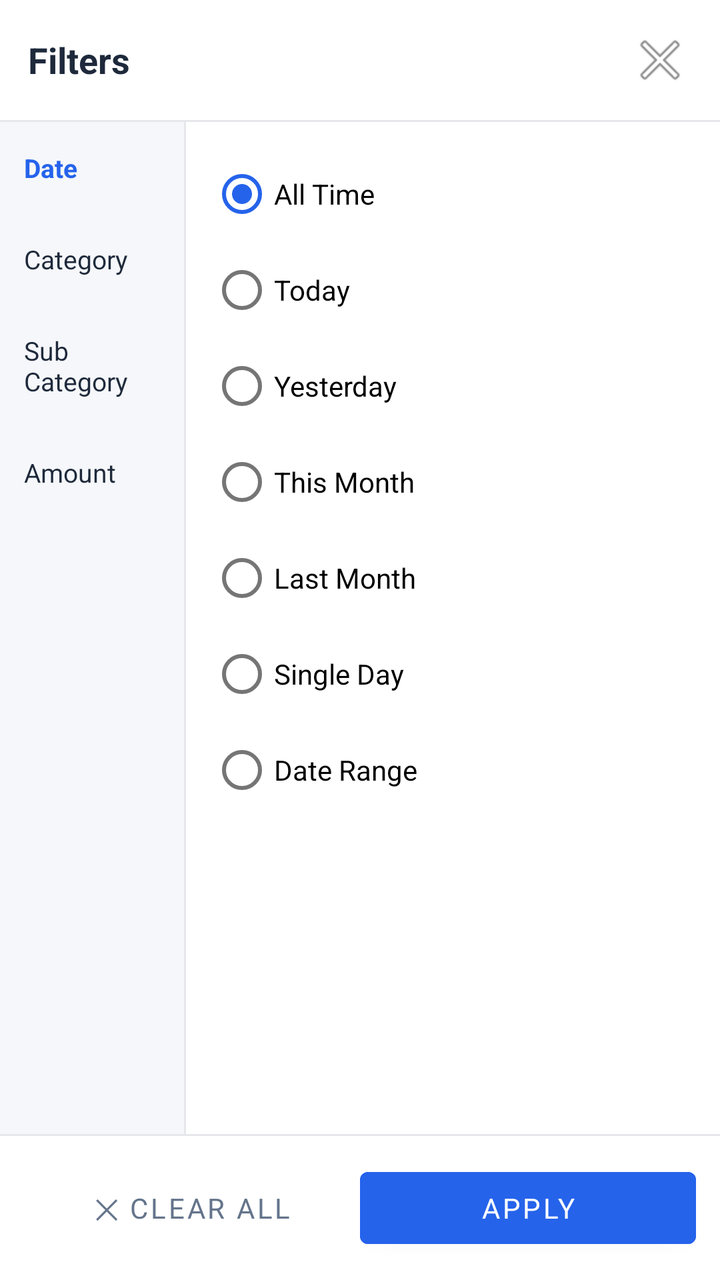
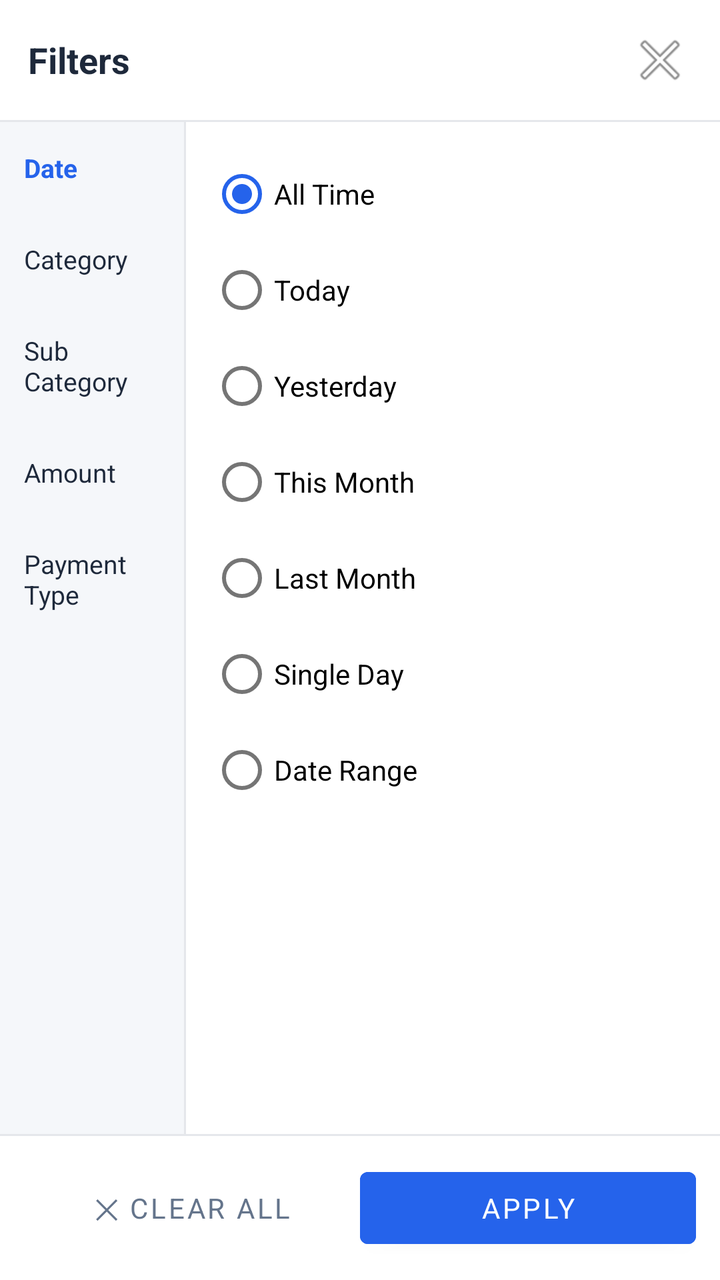

An Android layout rendered at two revisions. The XML below is the earlier revision; the diff shows what the commit changed to produce the second picture.
<!-- AndroidManifest.xml: application theme Theme.ExpenseOS -->
<!-- res/layout/dialog_transaction_filter.xml -->
<?xml version="1.0" encoding="utf-8"?>
<LinearLayout xmlns:android="http://schemas.android.com/apk/res/android"
    android:layout_width="match_parent"
    android:layout_height="match_parent"
    android:background="@android:color/white"
    android:orientation="vertical">

    
    <LinearLayout
        android:layout_width="match_parent"
        android:layout_height="wrap_content"
        android:gravity="center_vertical"
        android:padding="14dp">

        <TextView
            android:id="@+id/dialogTitle"
            android:layout_width="0dp"
            android:layout_height="wrap_content"
            android:layout_weight="1"
            android:text="Filters"
            android:textColor="@color/text"
            android:textSize="18sp"
            android:textStyle="bold" />

        <ImageButton
            android:id="@+id/btnFilterClose"
            android:layout_width="32dp"
            android:layout_height="32dp"
            android:background="?attr/selectableItemBackgroundBorderless"
            android:contentDescription="Close"
            android:src="@android:drawable/ic_menu_close_clear_cancel" />
    </LinearLayout>

    <View
        android:layout_width="match_parent"
        android:layout_height="1dp"
        android:background="#E5E7EB" />

    
    <LinearLayout
        android:layout_width="match_parent"
        android:layout_height="0dp"
        android:layout_weight="1"
        android:orientation="horizontal">

        
        <LinearLayout
            android:id="@+id/tabListContainer"
            android:layout_width="92dp"
            android:layout_height="match_parent"
            android:background="#F5F7FA"
            android:orientation="vertical">

            <TextView
                android:id="@+id/tabDate"
                android:layout_width="match_parent"
                android:layout_height="wrap_content"
                android:paddingHorizontal="12dp"
                android:paddingVertical="14dp"
                android:text="Date"
                android:textColor="@color/primary"
                android:textSize="13sp"
                android:textStyle="bold" />

            <TextView
                android:id="@+id/tabCategory"
                android:layout_width="match_parent"
                android:layout_height="wrap_content"
                android:paddingHorizontal="12dp"
                android:paddingVertical="14dp"
                android:text="Category"
                android:textColor="@color/text"
                android:textSize="13sp" />

            <TextView
                android:id="@+id/tabSubCategory"
                android:layout_width="match_parent"
                android:layout_height="wrap_content"
                android:paddingHorizontal="12dp"
                android:paddingVertical="14dp"
                android:text="Sub Category"
                android:textColor="@color/text"
                android:textSize="13sp" />

            <TextView
                android:id="@+id/tabAmount"
                android:layout_width="match_parent"
                android:layout_height="wrap_content"
                android:paddingHorizontal="12dp"
                android:paddingVertical="14dp"
                android:text="Amount"
                android:textColor="@color/text"
                android:textSize="13sp" />
        </LinearLayout>

        <View
            android:id="@+id/dividerTabs"
            android:layout_width="1dp"
            android:layout_height="match_parent"
            android:background="#E5E7EB" />

        
        <FrameLayout
            android:layout_width="0dp"
            android:layout_height="match_parent"
            android:layout_weight="1">

            
            <ScrollView
                android:id="@+id/panelDate"
                android:layout_width="match_parent"
                android:layout_height="match_parent"
                android:visibility="visible">

                <LinearLayout
                    android:layout_width="match_parent"
                    android:layout_height="wrap_content"
                    android:orientation="vertical"
                    android:padding="12dp">

                    <RadioGroup
                        android:id="@+id/rgDatePreset"
                        android:layout_width="match_parent"
                        android:layout_height="wrap_content">

                        <RadioButton android:id="@+id/rbAllTime" android:layout_width="match_parent" android:layout_height="wrap_content" android:paddingVertical="8dp" android:text="All Time" android:checked="true" />
                        <RadioButton android:id="@+id/rbToday" android:layout_width="match_parent" android:layout_height="wrap_content" android:paddingVertical="8dp" android:text="Today" />
                        <RadioButton android:id="@+id/rbYesterday" android:layout_width="match_parent" android:layout_height="wrap_content" android:paddingVertical="8dp" android:text="Yesterday" />
                        <RadioButton android:id="@+id/rbThisMonth" android:layout_width="match_parent" android:layout_height="wrap_content" android:paddingVertical="8dp" android:text="This Month" />
                        <RadioButton android:id="@+id/rbLastMonth" android:layout_width="match_parent" android:layout_height="wrap_content" android:paddingVertical="8dp" android:text="Last Month" />
                        <RadioButton android:id="@+id/rbSingleDay" android:layout_width="match_parent" android:layout_height="wrap_content" android:paddingVertical="8dp" android:text="Single Day" />
                        <RadioButton android:id="@+id/rbDateRange" android:layout_width="match_parent" android:layout_height="wrap_content" android:paddingVertical="8dp" android:text="Date Range" />
                    </RadioGroup>

                    <LinearLayout
                        android:id="@+id/layoutSingleDay"
                        android:layout_width="match_parent"
                        android:layout_height="wrap_content"
                        android:layout_marginTop="10dp"
                        android:orientation="vertical"
                        android:visibility="gone">

                        <EditText
                            android:id="@+id/etSingleDay"
                            android:layout_width="match_parent"
                            android:layout_height="wrap_content"
                            android:focusable="false"
                            android:hint="Select date"
                            android:inputType="none" />
                    </LinearLayout>

                    <LinearLayout
                        android:id="@+id/layoutDateRange"
                        android:layout_width="match_parent"
                        android:layout_height="wrap_content"
                        android:layout_marginTop="10dp"
                        android:orientation="vertical"
                        android:visibility="gone">

                        <EditText
                            android:id="@+id/etDateFrom"
                            android:layout_width="match_parent"
                            android:layout_height="wrap_content"
                            android:layout_marginBottom="8dp"
                            android:focusable="false"
                            android:hint="From date"
                            android:inputType="none" />

                        <EditText
                            android:id="@+id/etDateTo"
                            android:layout_width="match_parent"
                            android:layout_height="wrap_content"
                            android:focusable="false"
                            android:hint="To date"
                            android:inputType="none" />
                    </LinearLayout>
                </LinearLayout>
            </ScrollView>

            
            <ScrollView
                android:id="@+id/panelCategory"
                android:layout_width="match_parent"
                android:layout_height="match_parent"
                android:visibility="gone">

                <LinearLayout
                    android:id="@+id/categoryContainer"
                    android:layout_width="match_parent"
                    android:layout_height="wrap_content"
                    android:orientation="vertical"
                    android:padding="12dp" />
            </ScrollView>

            
            <ScrollView
                android:id="@+id/panelSubCategory"
                android:layout_width="match_parent"
                android:layout_height="match_parent"
                android:visibility="gone">

                <LinearLayout
                    android:id="@+id/subCategoryContainer"
                    android:layout_width="match_parent"
                    android:layout_height="wrap_content"
                    android:orientation="vertical"
                    android:padding="12dp" />
            </ScrollView>

            
            <ScrollView
                android:id="@+id/panelAmount"
                android:layout_width="match_parent"
                android:layout_height="match_parent"
                android:visibility="gone">

                <LinearLayout
                    android:layout_width="match_parent"
                    android:layout_height="wrap_content"
                    android:orientation="vertical"
                    android:padding="12dp">

                    <TextView
                        android:layout_width="wrap_content"
                        android:layout_height="wrap_content"
                        android:layout_marginBottom="6dp"
                        android:text="Amount"
                        android:textColor="@color/text_muted"
                        android:textSize="12sp" />

                    <LinearLayout
                        android:layout_width="match_parent"
                        android:layout_height="wrap_content"
                        android:gravity="center_vertical"
                        android:orientation="horizontal">

                        <Spinner
                            android:id="@+id/spAmountOp1"
                            android:layout_width="wrap_content"
                            android:layout_height="wrap_content" />

                        <EditText
                            android:id="@+id/etAmount1"
                            android:layout_width="0dp"
                            android:layout_height="wrap_content"
                            android:layout_marginStart="8dp"
                            android:layout_weight="1"
                            android:hint="Amount"
                            android:inputType="numberDecimal" />
                    </LinearLayout>

                    <TextView
                        android:layout_width="wrap_content"
                        android:layout_height="wrap_content"
                        android:layout_marginVertical="8dp"
                        android:text="AND"
                        android:textColor="@color/text_muted"
                        android:textSize="12sp" />

                    <LinearLayout
                        android:layout_width="match_parent"
                        android:layout_height="wrap_content"
                        android:gravity="center_vertical"
                        android:orientation="horizontal">

                        <Spinner
                            android:id="@+id/spAmountOp2"
                            android:layout_width="wrap_content"
                            android:layout_height="wrap_content" />

                        <EditText
                            android:id="@+id/etAmount2"
                            android:layout_width="0dp"
                            android:layout_height="wrap_content"
                            android:layout_marginStart="8dp"
                            android:layout_weight="1"
                            android:enabled="false"
                            android:hint="Range end"
                            android:inputType="numberDecimal" />
                    </LinearLayout>

                    <TextView
                        android:layout_width="match_parent"
                        android:layout_height="wrap_content"
                        android:layout_marginTop="10dp"
                        android:text="Example: &gt;=10 AND &lt;=50 → amounts between 10 and 50"
                        android:textColor="@color/text_muted"
                        android:textSize="11sp" />
                </LinearLayout>
            </ScrollView>
        </FrameLayout>
    </LinearLayout>

    <View
        android:layout_width="match_parent"
        android:layout_height="1dp"
        android:background="#E5E7EB" />

    
    <LinearLayout
        android:layout_width="match_parent"
        android:layout_height="wrap_content"
        android:padding="12dp">

        <Button
            android:id="@+id/btnClearAll"
            style="@style/Widget.MaterialComponents.Button.TextButton"
            android:layout_width="0dp"
            android:layout_height="wrap_content"
            android:layout_weight="1"
            android:text="✕ Clear All"
            android:textColor="@color/text_muted" />

        <Button
            android:id="@+id/btnApplyFilter"
            android:layout_width="0dp"
            android:layout_height="wrap_content"
            android:layout_weight="1"
            android:backgroundTint="@color/primary"
            android:text="APPLY"
            android:textColor="@android:color/white" />
    </LinearLayout>
</LinearLayout>
<!-- resources referenced by this layout -->
<resources>
  <color name="primary">#2563EB</color>
  <color name="text">#1E293B</color>
  <color name="text_muted">#64748B</color>
  <style name="Theme.ExpenseOS" parent="Theme.MaterialComponents.Light.NoActionBar">
          <item name="colorPrimary">@color/primary</item>
          <item name="colorPrimaryDark">@color/primary_dark</item>
          <item name="colorAccent">@color/primary</item>
          <item name="android:windowBackground">@color/bg</item>
          <item name="android:fontFamily">sans-serif</item>
          <item name="android:statusBarColor">@color/primary_dark</item>
      </style>
  <color name="primary_dark">#1D4ED8</color>
  <color name="bg">#F8FAFC</color>
</resources>

<!-- the commit's change to res/layout/dialog_transaction_filter.xml (unified diff, before → after) -->
@@ -91,6 +91,16 @@
                 android:text="Amount"
                 android:textColor="@color/text"
                 android:textSize="13sp" />
+
+            <TextView
+                android:id="@+id/tabPaymentType"
+                android:layout_width="match_parent"
+                android:layout_height="wrap_content"
+                android:paddingHorizontal="12dp"
+                android:paddingVertical="14dp"
+                android:text="Payment Type"
+                android:textColor="@color/text"
+                android:textSize="13sp" />
         </LinearLayout>
 
         <View
@@ -123,13 +133,55 @@
                         android:layout_width="match_parent"
                         android:layout_height="wrap_content">
 
-                        <RadioButton android:id="@+id/rbAllTime" android:layout_width="match_parent" android:layout_height="wrap_content" android:paddingVertical="8dp" android:text="All Time" android:checked="true" />
-                        <RadioButton android:id="@+id/rbToday" android:layout_width="match_parent" android:layout_height="wrap_content" android:paddingVertical="8dp" android:text="Today" />
-                        <RadioButton android:id="@+id/rbYesterday" android:layout_width="match_parent" android:layout_height="wrap_content" android:paddingVertical="8dp" android:text="Yesterday" />
-                        <RadioButton android:id="@+id/rbThisMonth" android:layout_width="match_parent" android:layout_height="wrap_content" android:paddingVertical="8dp" android:text="This Month" />
-                        <RadioButton android:id="@+id/rbLastMonth" android:layout_width="match_parent" android:layout_height="wrap_content" android:paddingVertical="8dp" android:text="Last Month" />
-                        <RadioButton android:id="@+id/rbSingleDay" android:layout_width="match_parent" android:layout_height="wrap_content" android:paddingVertical="8dp" android:text="Single Day" />
-                        <RadioButton android:id="@+id/rbDateRange" android:layout_width="match_parent" android:layout_height="wrap_content" android:paddingVertical="8dp" android:text="Date Range" />
+                        <RadioButton
+                            android:id="@+id/rbAllTime"
+                            android:layout_width="match_parent"
+                            android:layout_height="wrap_content"
+                            android:paddingVertical="8dp"
+                            android:text="All Time"
+                            android:checked="true" />
+
+                        <RadioButton
+                            android:id="@+id/rbToday"
+                            android:layout_width="match_parent"
+                            android:layout_height="wrap_content"
+                            android:paddingVertical="8dp"
+                            android:text="Today" />
+
+                        <RadioButton
+                            android:id="@+id/rbYesterday"
+                            android:layout_width="match_parent"
+                            android:layout_height="wrap_content"
+                            android:paddingVertical="8dp"
+                            android:text="Yesterday" />
+
+                        <RadioButton
+                            android:id="@+id/rbThisMonth"
+                            android:layout_width="match_parent"
+                            android:layout_height="wrap_content"
+                            android:paddingVertical="8dp"
+                            android:text="This Month" />
+
+                        <RadioButton
+                            android:id="@+id/rbLastMonth"
+                            android:layout_width="match_parent"
+                            android:layout_height="wrap_content"
+                            android:paddingVertical="8dp"
+                            android:text="Last Month" />
+
+                        <RadioButton
+                            android:id="@+id/rbSingleDay"
+                            android:layout_width="match_parent"
+                            android:layout_height="wrap_content"
+                            android:paddingVertical="8dp"
+                            android:text="Single Day" />
+
+                        <RadioButton
+                            android:id="@+id/rbDateRange"
+                            android:layout_width="match_parent"
+                            android:layout_height="wrap_content"
+                            android:paddingVertical="8dp"
+                            android:text="Date Range" />
                     </RadioGroup>
 
                     <LinearLayout
@@ -201,6 +253,21 @@
 
                 <LinearLayout
                     android:id="@+id/subCategoryContainer"
+                    android:layout_width="match_parent"
+                    android:layout_height="wrap_content"
+                    android:orientation="vertical"
+                    android:padding="12dp" />
+            </ScrollView>
+
+            
+            <ScrollView
+                android:id="@+id/panelPaymentType"
+                android:layout_width="match_parent"
+                android:layout_height="match_parent"
+                android:visibility="gone">
+
+                <LinearLayout
+                    android:id="@+id/paymentTypeContainer"
                     android:layout_width="match_parent"
                     android:layout_height="wrap_content"
                     android:orientation="vertical"
